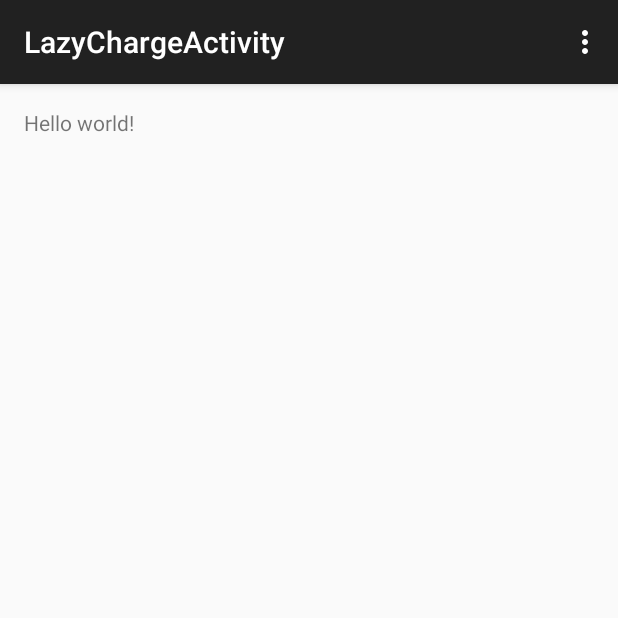
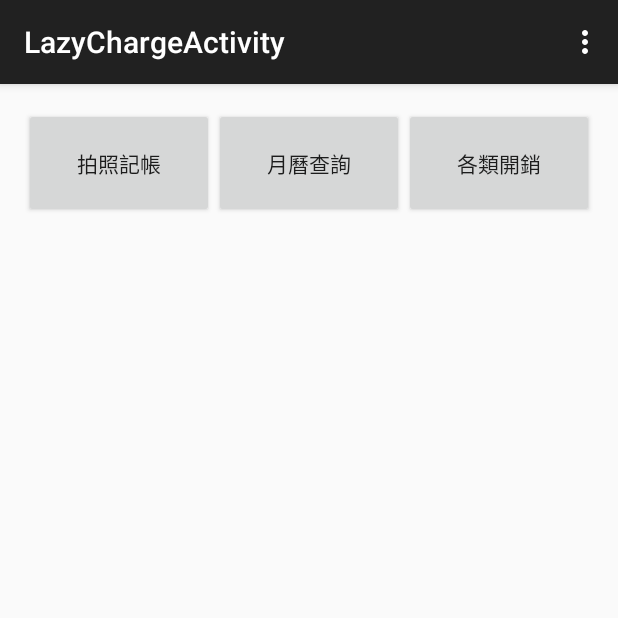
Before and after one commit to TWKiwi/SearchYourSide, an Android app: the LazyChargeActivity screen opened directly, with no data from a screen before it, on a phone screen of 412 x 824 dp, the top half of it. Run offline under Robolectric (Android 15) with nearby library versions, the phone set to English and light mode, and no system bars.

Commit message:
MVC架構和觀察者模式套用練習中

```diff
--- a/app/src/main/java/com/power/kiwi/searchyourside/LazyChargeActivity.java
+++ b/app/src/main/java/com/power/kiwi/searchyourside/LazyChargeActivity.java
@@ -5,13 +5,20 @@ import android.os.Bundle;
 import android.view.Menu;
 import android.view.MenuItem;
 
+import java.util.Observable;
+import java.util.Observer;
 
-public class LazyChargeActivity extends ActionBarActivity {
+
+public class LazyChargeActivity extends ActionBarActivity implements Observer{
+
+    private LazyChargeDB mLazyChargeDB = new LazyChargeDB();
 
     @Override
     protected void onCreate(Bundle savedInstanceState) {
         super.onCreate(savedInstanceState);
         setContentView(R.layout.activity_lazy_charge);
+
+        mLazyChargeDB.addObserver(this);
     }
 
 
@@ -36,4 +43,16 @@ public class LazyChargeActivity extends ActionBarActivity {
 
         return super.onOptionsItemSelected(item);
     }
+
+    @Override
+    public void onDestroy(){
+
+        mLazyChargeDB.deleteObserver(this);
+
+    }
+
+    @Override
+    public void update(Observable observable, Object data) {
+
+    }
 }
--- /dev/null
+++ b/app/src/main/java/com/power/kiwi/searchyourside/LazyChargeDB.java
@@ -0,0 +1,32 @@
+package com.power.kiwi.searchyourside;
+
+import android.content.Context;
+
+import java.util.Observable;
+
+/**
+ * Created by kiwi on 15/7/2.
+ */
+public class LazyChargeDB extends Observable {
+
+    private DBHelper mLazyChargeDB = null;//資料庫物件
+
+    /**
+     * 開啟資料庫
+     * @param context
+     * */
+    protected void openDatabase(Context context){
+
+        mLazyChargeDB = new DBHelper(context);
+
+    }
+    /**
+     * 關閉資料庫
+     * */
+    protected void closeDatabase(){
+
+        mLazyChargeDB.close();
+
+    }
+
+}
--- a/app/src/main/res/layout/activity_lazy_charge.xml
+++ b/app/src/main/res/layout/activity_lazy_charge.xml
@@ -1,12 +1,51 @@
-<RelativeLayout xmlns:android="http://schemas.android.com/apk/res/android"
+<LinearLayout xmlns:android="http://schemas.android.com/apk/res/android"
     xmlns:tools="http://schemas.android.com/tools" android:layout_width="match_parent"
     android:layout_height="match_parent" android:paddingLeft="@dimen/activity_horizontal_margin"
     android:paddingRight="@dimen/activity_horizontal_margin"
     android:paddingTop="@dimen/activity_vertical_margin"
+    android:orientation="vertical"
     android:paddingBottom="@dimen/activity_vertical_margin"
     tools:context="com.power.kiwi.searchyourside.LazyChargeActivity">
 
-    <TextView android:text="@string/hello_world" android:layout_width="wrap_content"
-        android:layout_height="wrap_content" />
+    <TableRow
+        android:layout_height="0dp"
+        android:layout_width="match_parent"
+        android:layout_weight="1"
+        android:orientation="horizontal">
 
-</RelativeLayout>
+        <Button
+            android:id="@+id/takePicAndCharge"
+            android:layout_height="match_parent"
+            android:layout_width="0dp"
+            android:layout_weight="1"
+            android:text="@string/takePicAndCharge"/>
+
+        <Button
+            android:id="@+id/calendarSearch"
+            android:layout_height="match_parent"
+            android:layout_width="0dp"
+            android:layout_weight="1"
+            android:text="@string/calendarSearch"/>
+
+        <Button
+            android:id="@+id/barChartView"
+            android:layout_height="match_parent"
+            android:layout_width="0dp"
+            android:layout_weight="1"
+            android:text="@string/barChartView"/>
+
+        </TableRow>
+
+    <TableRow
+        android:layout_height="0dp"
+        android:layout_width="match_parent"
+        android:layout_weight="9">
+
+        <View
+            android:id="@+id/lazyChargeView"
+            android:layout_height="match_parent"
+            android:layout_width="match_parent"/>
+
+        </TableRow>
+
+</LinearLayout>
--- a/app/src/main/res/layout/activity_main.xml
+++ b/app/src/main/res/layout/activity_main.xml
@@ -22,7 +22,7 @@
         android:background="#46A3FF"
         android:gravity="center"
         android:id="@+id/lazyChargeBtn"
-        android:text="@string/activity_main懶人記帳"/>
+        android:text="@string/lazyChargerBtn"/>
 
     <Button
         android:layout_width="fill_parent"
@@ -33,7 +33,7 @@
         android:background="#2894FF"
         android:gravity="center"
         android:id="@+id/smartButlerBtn"
-        android:text="@string/activity_main智能管家" />
+        android:text="@string/smartBulterBtn" />
 
 
 
--- a/app/src/main/res/values/strings.xml
+++ b/app/src/main/res/values/strings.xml
@@ -1,8 +1,11 @@
 <resources>
     <string name="app_name">SearchYourSide</string>
 
-    <string name="activity_main懶人記帳">懶人記帳</string>
-    <string name="activity_main智能管家">智能管家</string>
+    <string name="lazyChargerBtn">懶人記帳</string>
+    <string name="smartBulterBtn">智能管家</string>
+    <string name="takePicAndCharge">拍照記帳</string>
+    <string name="calendarSearch">月曆查詢</string>
+    <string name="barChartView">各類開銷</string>
     <string name="action_settings">Settings</string>
     <string name="title_activity_lazy_charge">LazyChargeActivity</string>
 
```
Also changed, not shown: app/src/main/java/com/power/kiwi/searchyourside/DBHelper.java (added, +53 -0 lines), app/src/main/java/com/power/kiwi/searchyourside/DbConstants.java (added, +34 -0 lines), app/src/main/java/com/power/kiwi/searchyourside/Option.java (+9 -9 lines).
